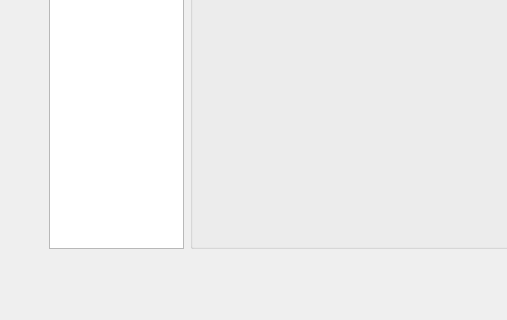
Before: the Qt Designer form ui/data_entry/data_entry.ui in AliTavakoliNiya/GriinPower, drawn with Qt 5; both pictures show x 0 to 507 and y 459 to 779 of the 1354 by 779 pixel window.
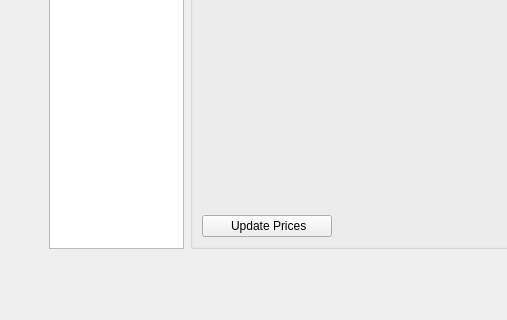
After: the same form once the commit is applied. The open tabs and pages were chosen to show the change. Icons and pictures are not drawn.

Commit message: get mpcb price automate

```diff
--- a/ui/data_entry/data_entry.ui
+++ b/ui/data_entry/data_entry.ui
@@ -2410,6 +2410,35 @@
              </property>
             </widget>
            </item>
+           <item row="11" column="0" colspan="2">
+            <widget class="QPushButton" name="update_mpcb_prices_btn">
+             <property name="maximumSize">
+              <size>
+               <width>150</width>
+               <height>16666</height>
+              </size>
+             </property>
+             <property name="toolTip">
+              <string/>
+             </property>
+             <property name="styleSheet">
+              <string notr="true"/>
+             </property>
+             <property name="text">
+              <string> Update Prices</string>
+             </property>
+             <property name="icon">
+              <iconset>
+               <normaloff>../../assets/refresh.png</normaloff>../../assets/refresh.png</iconset>
+             </property>
+             <property name="iconSize">
+              <size>
+               <width>17</width>
+               <height>17</height>
+              </size>
+             </property>
+            </widget>
+           </item>
           </layout>
          </widget>
         </item>
```
Left out of the diff: 2 changed lines with no effect on the pictures. The commit also changes 7 other files.
